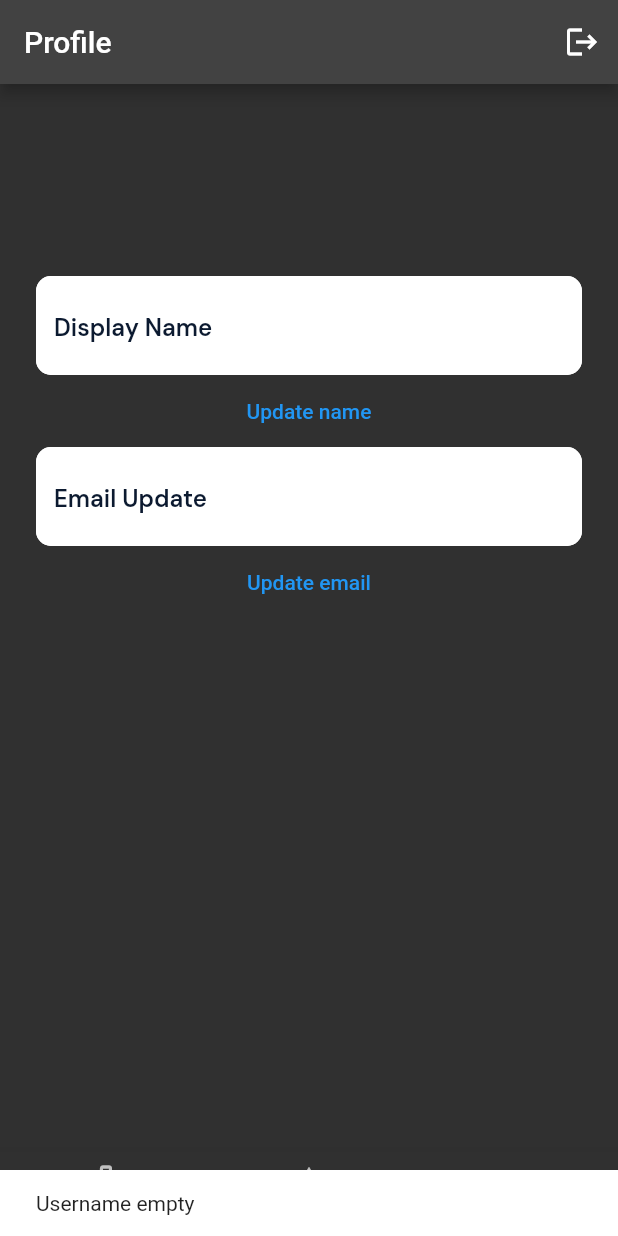
After one commit to Abdusamad98/texno_bozor, a Flutter app: the screen it shows once a user with an empty profile is signed in, item 3 of the bottom bar chosen, after a tap on "Update name", on a phone screen of 412 x 824 dp. The commit adds this screen. Run offline on Flutter 3.47's test engine with Material 2 defaults, Android fonts, the phone set to English and light mode, and no system bars; our stand-ins replace firebase_auth, firebase_core, flutter_screenutil, flutter_svg, google_sign_in, zoom_tap_animation; accounts and stored records are empty; network calls fail; statements that could not run were skipped.

Commit message:
some changes

```diff
--- /dev/null
+++ b/lib/data/firebase/profile_service.dart
@@ -0,0 +1,18 @@
+import 'package:firebase_auth/firebase_auth.dart';
+import 'package:google_sign_in/google_sign_in.dart';
+import 'package:texno_bozor/data/models/universal_data.dart';
+
+class ProfileService {
+  Future<UniversalData> updateUserEmail({
+    required String email,
+  }) async {
+    try {
+      await FirebaseAuth.instance.currentUser?.updateEmail(email);
+      return UniversalData(data: "Updated!");
+    } on FirebaseAuthException catch (e) {
+      return UniversalData(error: e.code);
+    } catch (error) {
+      return UniversalData(error: error.toString());
+    }
+  }
+}
--- /dev/null
+++ b/lib/data/models/universal_data.dart
@@ -0,0 +1,9 @@
+class UniversalData {
+  UniversalData({
+    this.error = "",
+    this.data,
+  });
+
+  String error;
+  dynamic data;
+}
--- a/lib/main.dart
+++ b/lib/main.dart
@@ -2,8 +2,10 @@ import 'package:firebase_core/firebase_core.dart';
 import 'package:flutter/material.dart';
 import 'package:flutter_screenutil/flutter_screenutil.dart';
 import 'package:provider/provider.dart';
-import 'package:texno_bozor/app/app.dart';
+import 'package:texno_bozor/data/firebase/auth_service.dart';
+import 'package:texno_bozor/data/firebase/profile_service.dart';
 import 'package:texno_bozor/providers/auth_provider.dart';
+import 'package:texno_bozor/providers/profiles_provider.dart';
 import 'package:texno_bozor/splash/splash_screen.dart';
 
 Future<void> main() async {
@@ -13,7 +15,12 @@ Future<void> main() async {
     MultiProvider(
       providers: [
         ChangeNotifierProvider(
-          create: (context) => AuthProvider(),
+          create: (context) => AuthProvider(firebaseServices: AuthService()),
+          lazy: true,
+        ),
+        ChangeNotifierProvider(
+          create: (context) =>
+              ProfileProvider(profileService: ProfileService()),
           lazy: true,
         ),
       ],
--- /dev/null
+++ b/lib/providers/profiles_provider.dart
@@ -0,0 +1,78 @@
+import 'package:firebase_auth/firebase_auth.dart';
+import 'package:flutter/material.dart';
+import 'package:texno_bozor/data/firebase/profile_service.dart';
+import 'package:texno_bozor/data/models/universal_data.dart';
+
+class ProfileProvider with ChangeNotifier {
+  ProfileProvider({required this.profileService}) {
+    currentUser = FirebaseAuth.instance.currentUser;
+    notifyListeners();
+    listenUserChanges();
+  }
+
+  final ProfileService profileService;
+
+  final TextEditingController nameController = TextEditingController();
+  final TextEditingController phoneController = TextEditingController();
+  final TextEditingController emailController = TextEditingController();
+
+  bool isLoading = false;
+
+  User? currentUser;
+
+  notify(bool value) {
+    isLoading = value;
+    notifyListeners();
+  }
+
+  showMessage(BuildContext context, String error) {
+    ScaffoldMessenger.of(context).showSnackBar(SnackBar(content: Text(error)));
+    isLoading = false;
+    notifyListeners();
+  }
+
+  listenUserChanges() {
+    FirebaseAuth.instance.userChanges().listen((User? user) {
+      currentUser = user;
+      notifyListeners();
+    });
+  }
+
+  updateUserDisplayName(BuildContext context) {
+    String name = nameController.text;
+    if (name.isNotEmpty) {
+      FirebaseAuth.instance.currentUser?.updateDisplayName(name);
+    } else {
+      showMessage(context, "Username empty");
+    }
+  }
+
+  updateUserImage(BuildContext context) {
+    String photoUrl = "nameController.text";
+    if (photoUrl.isNotEmpty) {
+      FirebaseAuth.instance.currentUser?.updatePhotoURL(photoUrl);
+    } else {
+      showMessage(context, "Username empty");
+    }
+  }
+
+  Future<void> updateEmail(BuildContext context) async {
+    String email = emailController.text;
+
+    if (email.isNotEmpty) {
+      notify(true);
+      UniversalData universalData =
+          await profileService.updateUserEmail(email: email);
+      notify(false);
+      if (universalData.error.isEmpty) {
+        if (context.mounted) {
+          showMessage(context, universalData.data as String);
+        }
+      } else {
+        if (context.mounted) {
+          showMessage(context, universalData.error);
+        }
+      }
+    }
+  }
+}
--- a/lib/ui/auth/pages/login_page.dart
+++ b/lib/ui/auth/pages/login_page.dart
@@ -36,7 +36,7 @@ class LoginPage extends StatelessWidget {
           GlobalButton(
               title: "Log In",
               onTap: () {
-                context.read<AuthProvider>().logIn(context);
+                context.read<AuthProvider>().logInUser(context);
               }),
           const SizedBox(height: 24),
           Row(
@@ -49,7 +49,8 @@ class LoginPage extends StatelessWidget {
                   },
                   child: const Text("Sign Up"))
             ],
-          )
+          ),
+
         ],
       ),
     );
--- a/lib/ui/auth/pages/signup_page.dart
+++ b/lib/ui/auth/pages/signup_page.dart
@@ -1,10 +1,12 @@
 import 'package:flutter/material.dart';
 import 'package:flutter/services.dart';
 import 'package:flutter_screenutil/flutter_screenutil.dart';
+import 'package:flutter_svg/flutter_svg.dart';
 import 'package:provider/provider.dart';
 import 'package:texno_bozor/providers/auth_provider.dart';
 import 'package:texno_bozor/ui/auth/widgets/global_button.dart';
 import 'package:texno_bozor/ui/auth/widgets/global_text_fields.dart';
+import 'package:texno_bozor/utils/images/app_images.dart';
 
 class SignUpScreen extends StatelessWidget {
   const SignUpScreen({super.key, required this.onChanged});
@@ -44,9 +46,11 @@ class SignUpScreen extends StatelessWidget {
             controller: context.read<AuthProvider>().passwordController,
           ),
           const SizedBox(height: 24),
-          GlobalButton(title: "Sign up", onTap: () {
-            context.read<AuthProvider>().signUpUser(context);
-          }),
+          GlobalButton(
+              title: "Sign up",
+              onTap: () {
+                context.read<AuthProvider>().signUpUser(context);
+              }),
           const SizedBox(height: 24),
           Row(
             mainAxisAlignment: MainAxisAlignment.end,
@@ -58,7 +62,19 @@ class SignUpScreen extends StatelessWidget {
                   },
                   child: Text("Log In"))
             ],
-          )
+          ),
+          TextButton(
+              onPressed: () {
+                context.read<AuthProvider>().signInWithGoogle(context);
+              },
+              child: Row(
+                mainAxisAlignment: MainAxisAlignment.center,
+                children: [
+                  const Text("Sign Up with Google"),
+                  const SizedBox(width: 12),
+                  SvgPicture.asset(AppImages.google)
+                ],
+              ))
         ],
       ),
     );
--- /dev/null
+++ b/lib/ui/tab/products/products_screen.dart
@@ -0,0 +1,18 @@
+import 'package:flutter/material.dart';
+
+
+class ProductsScreen extends StatefulWidget {
+  const ProductsScreen({super.key});
+
+  @override
+  State<ProductsScreen> createState() => _ProductsScreenState();
+}
+
+class _ProductsScreenState extends State<ProductsScreen> {
+  @override
+  Widget build(BuildContext context) {
+    return Scaffold(
+      appBar: AppBar(title: Text("Products"),),
+    );
+  }
+}
--- /dev/null
+++ b/lib/ui/tab/profile/profile_screen.dart
@@ -0,0 +1,107 @@
+import 'package:firebase_auth/firebase_auth.dart';
+import 'package:flutter/material.dart';
+import 'package:provider/provider.dart';
+import 'package:texno_bozor/providers/auth_provider.dart';
+import 'package:texno_bozor/providers/profiles_provider.dart';
+import 'package:texno_bozor/ui/auth/widgets/global_text_fields.dart';
+
+class ProfileScreen extends StatefulWidget {
+  const ProfileScreen({super.key});
+
+  @override
+  State<ProfileScreen> createState() => _ProfileScreenState();
+}
+
+class _ProfileScreenState extends State<ProfileScreen> {
+  @override
+  Widget build(BuildContext context) {
+    User? user = context.watch<ProfileProvider>().currentUser;
+
+    return Scaffold(
+        appBar: AppBar(
+          title: const Text("Profile"),
+          actions: [
+            IconButton(
+                onPressed: () {
+                  context.read<AuthProvider>().logOutUser(context);
+                },
+                icon: Icon(Icons.logout))
+          ],
+        ),
+        body: Stack(
+          children: [
+            Padding(
+              padding: const EdgeInsets.all(24),
+              child: ListView(
+                children: [
+                  Image.network(user?.photoURL ?? ""),
+                  const SizedBox(height: 20),
+                  Center(
+                    child: Text(
+                      user?.email ?? "Empty",
+                      style: const TextStyle(
+                        fontSize: 24,
+                        color: Colors.white,
+                      ),
+                    ),
+                  ),
+                  Center(
+                    child: Text(
+                      user?.displayName ?? "Empty",
+                      style: const TextStyle(
+                        fontSize: 24,
+                        color: Colors.white,
+                      ),
+                    ),
+                  ),
+                  Center(
+                    child: Text(
+                      user?.phoneNumber ?? "Empty",
+                      style: const TextStyle(
+                        fontSize: 24,
+                        color: Colors.white,
+                      ),
+                    ),
+                  ),
+                  GlobalTextField(
+                    hintText: "Display Name",
+                    keyboardType: TextInputType.emailAddress,
+                    textInputAction: TextInputAction.next,
+                    textAlign: TextAlign.start,
+                    controller: context.read<ProfileProvider>().nameController,
+                  ),
+                  TextButton(
+                    onPressed: () {
+                      context
+                          .read<ProfileProvider>()
+                          .updateUserDisplayName(context);
+                    },
+                    child: const Text("Update name"),
+                  ),
+                  GlobalTextField(
+                    hintText: "Email Update",
+                    keyboardType: TextInputType.emailAddress,
+                    textInputAction: TextInputAction.next,
+                    textAlign: TextAlign.start,
+                    controller: context.read<ProfileProvider>().emailController,
+                  ),
+                  TextButton(
+                    onPressed: () {
+                      context.read<ProfileProvider>().updateEmail(context);
+                    },
+                    child: const Text("Update email"),
+                  )
+                ],
+              ),
+            ),
+            Visibility(
+              visible: context.watch<ProfileProvider>().isLoading,
+              child: const Align(
+                alignment: Alignment.center,
+                child: CircularProgressIndicator(),
+              ),
+            ),
+          ],
+        ));
+  }
+}
--- a/lib/ui/tab/tab_box.dart
+++ b/lib/ui/tab/tab_box.dart
@@ -1,6 +1,9 @@
 import 'package:flutter/material.dart';
 import 'package:provider/provider.dart';
 import 'package:texno_bozor/providers/auth_provider.dart';
+import 'package:texno_bozor/ui/tab/categories/categories_screen.dart';
+import 'package:texno_bozor/ui/tab/products/products_screen.dart';
+import 'package:texno_bozor/ui/tab/profile/profile_screen.dart';
 
 class TabBox extends StatefulWidget {
   const TabBox({super.key});
@@ -10,24 +13,40 @@ class TabBox extends StatefulWidget {
 }
 
 class _TabBoxState extends State<TabBox> {
+  List<Widget> screens = [];
+
+  int currentIndex = 0;
+
+  @override
+  void initState() {
+    screens = [
+      ProductsScreen(),
+      CategoriesScreen(),
+      ProfileScreen(),
+    ];
+
+    super.initState();
+  }
+
   @override
   Widget build(BuildContext context) {
     return Scaffold(
-        appBar: AppBar(),
-        body: Center(
-          child: Column(
-            mainAxisAlignment: MainAxisAlignment.center,
-            children: [
-              const Center(
-                child: Text("User Authenticated"),
-              ),
-              TextButton(
-                  onPressed: () {
-                    context.read<AuthProvider>().logOut(context);
-                  },
-                  child: const Text("Log Out"))
-            ],
-          ),
-        ));
+      body: screens[currentIndex],
+      bottomNavigationBar: BottomNavigationBar(
+        items: const [
+          BottomNavigationBarItem(
+              icon: Icon(Icons.shop_two), label: "Products"),
+          BottomNavigationBarItem(
+              icon: Icon(Icons.category), label: "Catgeories"),
+          BottomNavigationBarItem(icon: Icon(Icons.person), label: "Profile"),
+        ],
+        currentIndex: currentIndex,
+        onTap: (index) {
+          setState(() {
+            currentIndex = index;
+          });
+        },
+      ),
+    );
   }
 }
--- a/lib/utils/images/app_images.dart
+++ b/lib/utils/images/app_images.dart
@@ -31,4 +31,5 @@ class AppImages{
   static String wishlist = "assets/svg/wishlist.svg";
   static String wishlistColorful = "assets/svg/wishlist_colorful.svg";
   static String x = "assets/svg/x.svg";
+  static String google = "assets/svg/google.svg";
 }
--- a/pubspec.yaml
+++ b/pubspec.yaml
@@ -19,6 +19,7 @@ dependencies:
   cloud_firestore: ^4.8.3
   firebase_auth: ^4.7.1
   firebase_storage: ^11.2.5
+  google_sign_in: ^6.1.4
   flutter_screenutil: ^5.8.4
   flutter_svg: ^2.0.7
   zoom_tap_animation: ^1.1.0
```
Also changed, not shown: lib/data/firebase/auth_service.dart (added, +75 -0 lines), lib/providers/auth_provider.dart (+66 -68 lines), lib/ui/tab/categories/categories_screen.dart (added, +18 -0 lines), assets/svg/google.svg (added), pubspec.lock.
